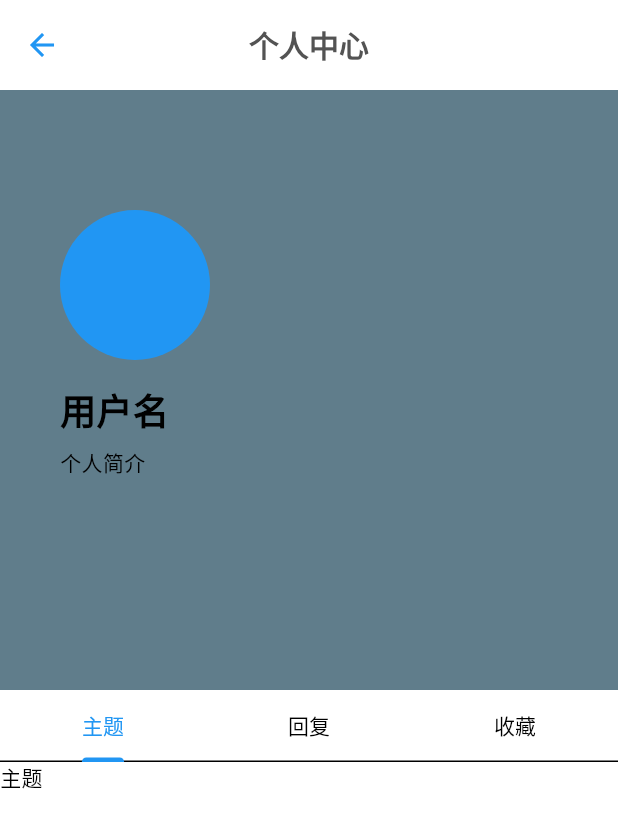
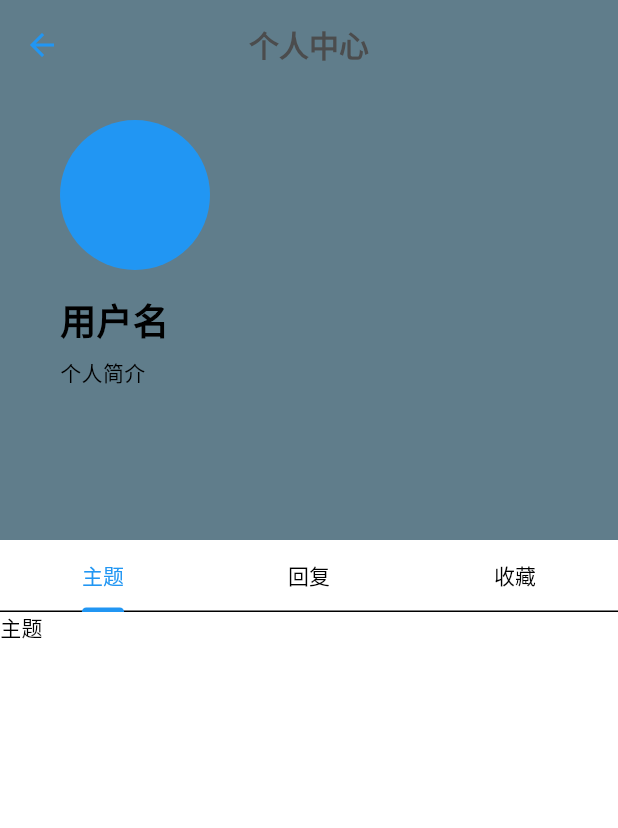
Before and after one commit to sudafin/xingxing_forum_app, a Flutter app: the ProfilePage screen opened by its route, on a phone screen of 412 x 824 dp. Shown: the top 828 px of the screen. Run offline on Flutter 3.47's test engine with Material 3 defaults, Android fonts, the phone set to English and light mode, and no system bars; our stand-ins replace event_bus, fluttertoast, font_awesome_flutter, image_picker, logger, package_info_plus and 1 more; missing offline and left inert: android_intent_plus, clipboard, video_compress; network calls fail; Roboto replaces fonts that are missing (PingFangSC-Regular).

Commit message:
feat(menu): 添加测试页面并调整个人中心界面
- 在菜单中添加测试页面选项
- 实现测试页面的路由导航
- 优化个人中心页面的滚动效果和透明度变化
- 调整个人中心页面的布局和样式

```diff
--- a/lib/pages/main/init_data/menu_table_data.dart
+++ b/lib/pages/main/init_data/menu_table_data.dart
@@ -25,4 +25,5 @@ const List<TabData> datas = <TabData>[
   TabData(index: 5, title: '分享', icon: Icons.share),
   TabData(index: 6, title: '关于', icon: Icons.info),
   TabData(index: 7, title: '退出', icon: Icons.exit_to_app),
+  TabData(index: 8, title: '测试', icon: Icons.text_snippet),
 ];
--- a/lib/pages/main/menu_drawer.dart
+++ b/lib/pages/main/menu_drawer.dart
@@ -3,6 +3,7 @@ import 'package:provider/provider.dart';
 import 'package:xingxing_forum_app/store/store_viewmodel.dart';
 import 'package:xingxing_forum_app/pages/main/init_data/menu_table_data.dart';
 import 'package:xingxing_forum_app/widgets/share_widget.dart';
+import 'package:xingxing_forum_app/pages/menu/test_page.dart';
 
 @immutable
 /// 菜单栏
@@ -207,5 +208,7 @@ void navigatorIndex(int index, BuildContext context) {
     );
   } else if (index == 6) {
     Navigator.pushNamed(context, '/about');
+  } else if (index == 8) {
+    Navigator.push(context, MaterialPageRoute(builder: (context) => TestPage()));
   }
 }
--- a/lib/pages/profile/profile_page.dart
+++ b/lib/pages/profile/profile_page.dart
@@ -9,6 +9,9 @@ class ProfilePage extends StatefulWidget {
 }
 
 class _ProfilePageState extends State<ProfilePage> {
+  double _appBarOpacity = 1.0;
+  final double _maxScrollExtent = 200.0;
+
     @override
   Widget build(BuildContext context) {
     // 获取当前路由名称
@@ -19,9 +22,23 @@ class _ProfilePageState extends State<ProfilePage> {
       appBar: AppBar(
         title: Text('个人中心'),
         toolbarHeight: 60,
+        backgroundColor:Colors.blueGrey.withOpacity(_appBarOpacity),
       ),
-      drawer: routeName != '/profile' ? MenuDrawer() : null,
-      body: ProfilePageBody(arguments: arguments, routeName: routeName),
+      drawer: routeName != '/profile' && (_appBarOpacity == 0.0 || _appBarOpacity == 1.0) ? MenuDrawer() : null,
+      body: NotificationListener<ScrollNotification>(
+        onNotification: (notification) {
+          setState(() {
+              _appBarOpacity = 1.5 - (notification.metrics.pixels / _maxScrollExtent);
+              if (_appBarOpacity < 0) {
+                _appBarOpacity = 0;
+              } else if (_appBarOpacity > 1) {
+                _appBarOpacity = 1;
+              }
+            });
+          return true;
+        },
+        child: ProfilePageBody(arguments: arguments, routeName: routeName),
+      ),
     );
   }
 }
@@ -57,7 +74,7 @@ class _ProfilePageBodyState extends State<ProfilePageBody>
           SliverAppBar(
             pinned: false,
             forceElevated: innerBoxIsScrolled,
-            expandedHeight: 400,
+            expandedHeight:300,
             backgroundColor: Colors.blueGrey,
             //把这里的appbar的leading去掉
             leading: SizedBox.shrink(),
@@ -100,7 +117,7 @@ class _ProfilePageBodyState extends State<ProfilePageBody>
 
   Widget _buildHeader() {
     return Container(
-      padding: EdgeInsets.fromLTRB(40, 80, 20, 60),
+      padding: EdgeInsets.fromLTRB(40, 20, 20, 0),
       child: Column(
         crossAxisAlignment: CrossAxisAlignment.start,
         mainAxisAlignment: MainAxisAlignment.start,
```
Also changed, not shown: lib/pages/menu/test_page.dart (added, +42 -0 lines).
